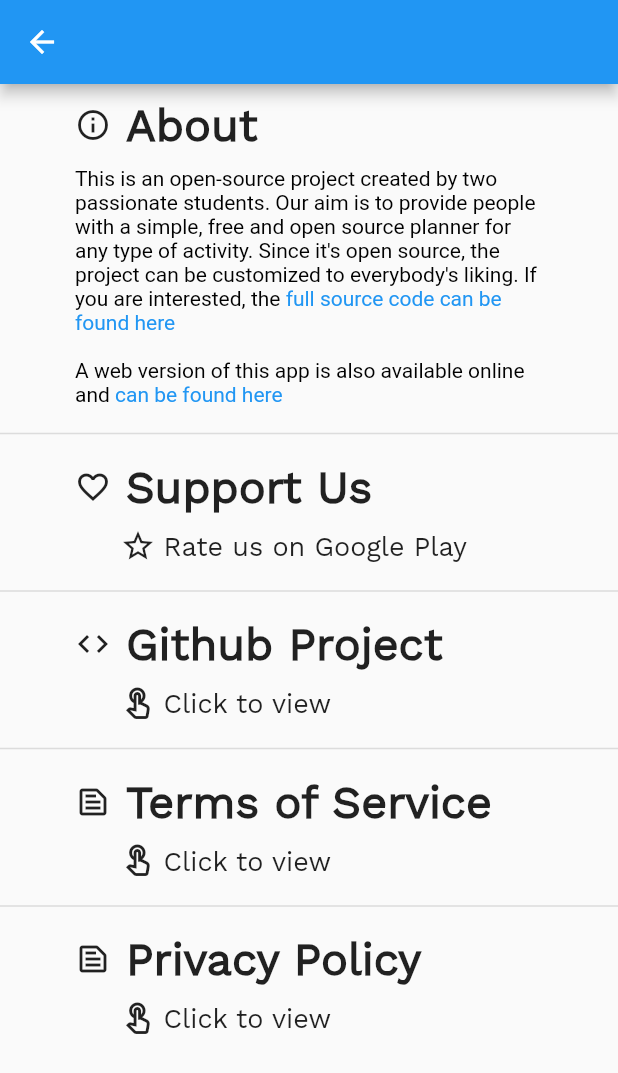
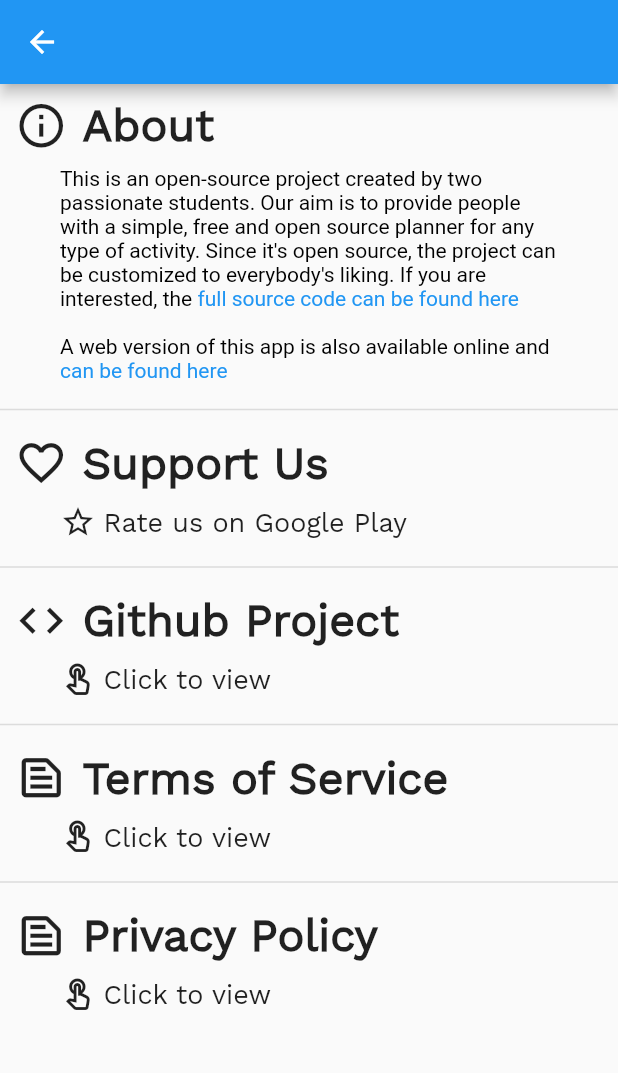
Before and after one commit to XDDK/LightPlan, a Flutter app: the SettingsPage screen opened by its route, on a phone screen of 412 x 824 dp. Shown: the top 1073 px of the screen. Run offline on Flutter 3.47's test engine with Material 2 defaults, Android fonts, the phone set to English and light mode, and no system bars; our stand-ins replace flutter_keyboard_visibility, hive, hive_flutter; accounts and stored records are empty; generated files the repository leaves out were written again.

Commit message:
Fixed settings menu

```diff
--- a/lib/ui/screens/settings_page.dart
+++ b/lib/ui/screens/settings_page.dart
@@ -12,7 +12,7 @@ class SettingsPage extends StatelessWidget {
         appBar: AppBar(title: Text("")),
         body: SingleChildScrollView(
           child: Column(
-            mainAxisSize: MainAxisSize.min,
+            //mainAxisSize: MainAxisSize.min,
             children: [
               _buildItem(
                 Icons.info_outline,
@@ -53,9 +53,8 @@ class SettingsPage extends StatelessWidget {
               _buildItem(
                 Icons.favorite_outline,
                 "Support Us",
-                Padding(
-                  padding: const EdgeInsets.only(left: 30),
-                  child: Row(
+                Row(
+                  mainAxisAlignment: MediaQuery.of(context).size.width < 600 ? MainAxisAlignment.start : MainAxisAlignment.center,
                   children: [
                     Icon(Icons.star_outline),
                     SizedBox(width: 5),
@@ -71,16 +70,14 @@ class SettingsPage extends StatelessWidget {
                     ),
                   ],
                 ),
-                ),
                 context,
               ),
               Divider(thickness: 1),
               _buildItem(
                 Icons.code_outlined,
                 "Github Project",
-                Padding(
-                  padding: const EdgeInsets.only(left: 30),
-                  child: Row(
+                Row(
+                  mainAxisAlignment: MediaQuery.of(context).size.width < 600 ? MainAxisAlignment.start : MainAxisAlignment.center,
                   children: [
                     Icon(Icons.touch_app_outlined),
                     SizedBox(width: 5),
@@ -93,16 +90,14 @@ class SettingsPage extends StatelessWidget {
                     ),
                   ],
                 ),
-                ),
                 context,
               ),
               Divider(thickness: 1),
               _buildItem(
                 Icons.text_snippet_outlined,
                 "Terms of Service",
-                Padding(
-                  padding: const EdgeInsets.only(left: 30),
-                  child: Row(
+                Row(
+                  mainAxisAlignment: MediaQuery.of(context).size.width < 600 ? MainAxisAlignment.start : MainAxisAlignment.center,
                   children: [
                     Icon(Icons.touch_app_outlined),
                     SizedBox(width: 5),
@@ -115,16 +110,14 @@ class SettingsPage extends StatelessWidget {
                     ),
                   ],
                 ),
-                ),
                 context,
               ),
               Divider(thickness: 1),
               _buildItem(
                 Icons.text_snippet_outlined,
                 "Privacy Policy",
-                Padding(
-                  padding: const EdgeInsets.only(left: 30),
-                  child: Row(
+                Row(
+                  mainAxisAlignment: MediaQuery.of(context).size.width < 600 ? MainAxisAlignment.start : MainAxisAlignment.center,
                   children: [
                     Icon(Icons.touch_app_outlined),
                     SizedBox(width: 5),
@@ -137,7 +130,6 @@ class SettingsPage extends StatelessWidget {
                     ),
                   ],
                 ),
-                ),
                 context,
               ),
             ],
@@ -148,24 +140,29 @@ class SettingsPage extends StatelessWidget {
   }
 
   Widget _buildItem(IconData icon, String title, Widget child, BuildContext context) {
-    return MyContainer(
-      padding: EdgeInsets.fromLTRB(50, 10, 50, 10),
+    return ConstrainedBox(
+      constraints: BoxConstraints(maxWidth: 500),
+      child: MyContainer(
+        padding: EdgeInsets.all(10),
         //padding: EdgeInsets.all(10),
         child: Column(
           mainAxisSize: MainAxisSize.min,
           children: [
             Row(
               mainAxisAlignment: MediaQuery.of(context).size.width < 600 ? MainAxisAlignment.start : MainAxisAlignment.center,
-            crossAxisAlignment: CrossAxisAlignment.center,
               children: [
-              Icon(icon),
+                Icon(icon, size: 35),
                 SizedBox(width: 10),
                 Text(title, style: TextStyle(fontSize: 30, fontWeight: FontWeight.bold)),
               ],
             ),
             SizedBox(height: 10),
-          child,
+            Padding(
+              padding: MediaQuery.of(context).size.width < 600 ? EdgeInsets.only(left: 30, right: 30) : EdgeInsets.all(0),
+              child: child,
+            ),
           ],
+        ),
       ),
     );
   }
```
Lines whose indentation alone changed are shown as unchanged.
